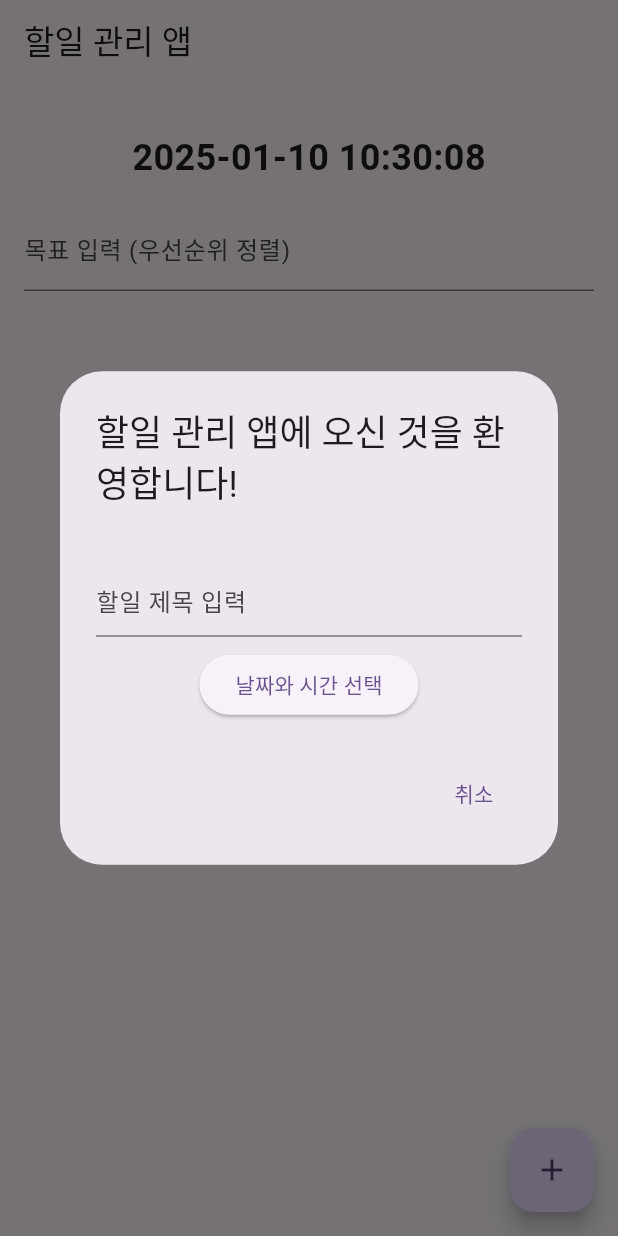
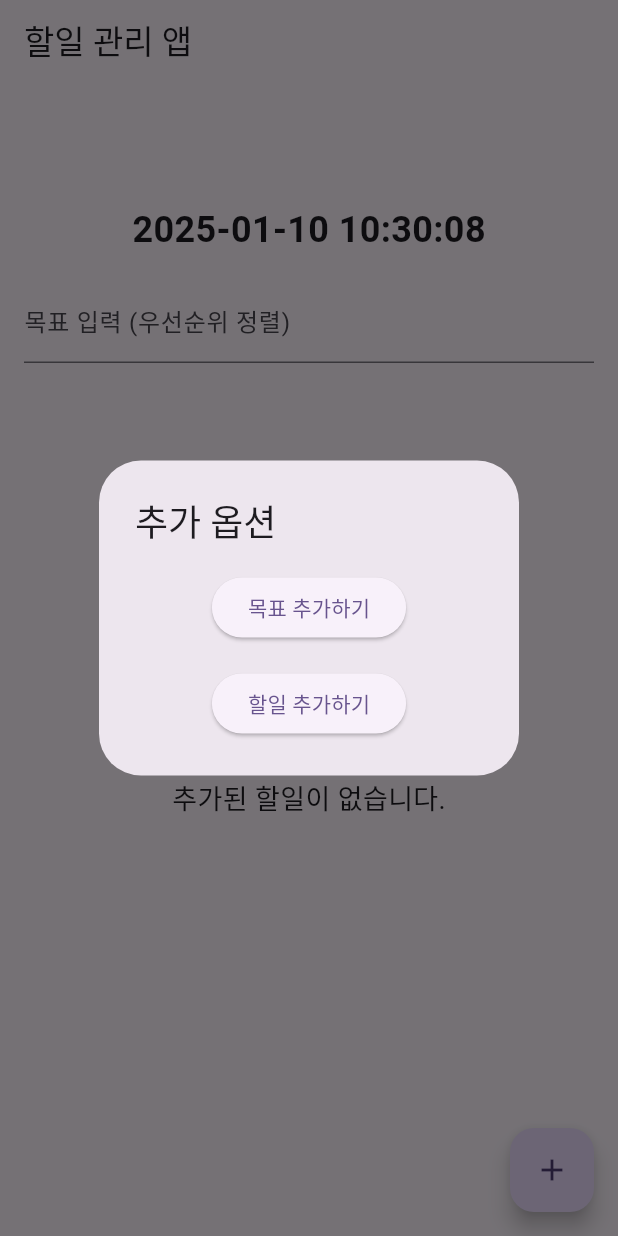
Before and after one commit to Hwanji2/To-do-Sorted-list, a Flutter app: the screen it shows after launch, after a tap on the "add" icon, on a phone screen of 412 x 824 dp. Run offline on Flutter 3.47's test engine with Material 3 defaults, Android fonts, the phone set to English and light mode, and no system bars; our stand-ins replace flutter_local_notifications, shared_preferences, timezone.

Commit message:
Merge branch 'main' of https://github.com/Hwanji2/AI-Manager-App---Isang

```diff
--- a/Isang App/lib/main.dart
+++ b/Isang App/lib/main.dart
@@ -63,8 +63,10 @@ class MyHomePage extends StatefulWidget {
 
 class _MyHomePageState extends State<MyHomePage> {
   TextEditingController taskTitleController = TextEditingController();
+  TextEditingController goalController = TextEditingController();
   String goal = "";
   final List<Todo> _todoList = [];
+  final List<String> _goals = [];
   final FlutterLocalNotificationsPlugin _notificationsPlugin =
   FlutterLocalNotificationsPlugin();
   String animatedText = "";
@@ -121,28 +123,33 @@ class _MyHomePageState extends State<MyHomePage> {
   Future<void> _loadDataFromDB() async {
     final prefs = await SharedPreferences.getInstance();
     final todoData = prefs.getString('todoList');
-    final savedGoal = prefs.getString('goal') ?? "";
+    final goalData = prefs.getStringList('goals') ?? [];
+    setState(() {
+      _goals.clear();
+      _goals.addAll(goalData);
+    });
     if (todoData != null) {
       final List<dynamic> jsonData = jsonDecode(todoData);
       setState(() {
         _todoList.clear();
         _todoList.addAll(jsonData.map((item) => Todo.fromJson(item)).toList());
-        goal = savedGoal;
       });
     }
   }
 
   Future<void> _saveDataToDB() async {
     final prefs = await SharedPreferences.getInstance();
-    final todoData = jsonEncode(_todoList.map((todo) => todo.toJson()).toList());
+    final todoData =
+    jsonEncode(_todoList.map((todo) => todo.toJson()).toList());
     await prefs.setString('todoList', todoData);
-    await prefs.setString('goal', goal);
+    await prefs.setStringList('goals', _goals);
   }
 
   void _startCurrentTimeUpdate() {
     _timer = Timer.periodic(const Duration(seconds: 1), (timer) {
       setState(() {
-        currentTime = DateFormat('yyyy-MM-dd HH:mm:ss').format(DateTime.now());
+        currentTime =
+            DateFormat('yyyy-MM-dd HH:mm:ss').format(DateTime.now());
       });
     });
   }
@@ -186,7 +193,7 @@ class _MyHomePageState extends State<MyHomePage> {
     await _notificationsPlugin.show(0, title, body, platformDetails);
   }
 
-  void _removeTodo(int index) {
+  void _removeTodoAt(int index) {
     setState(() {
       _todoList.removeAt(index);
       _saveDataToDB();
@@ -207,133 +214,39 @@ class _MyHomePageState extends State<MyHomePage> {
     });
   }
 
-  void _startInputTypingAnimation(String message) {
-    int index = 0;
-    Timer.periodic(const Duration(milliseconds: 100), (timer) {
-      if (index < message.length) {
-        setState(() {
-          inputAnimatedText += message[index];
-        });
-        index++;
-      } else {
-        timer.cancel();
-      }
-    });
-  }
-
-  List<String> _getPriorityList() {
-    List<Todo> sortedList = _sortTodosByPriority();
-    return sortedList.map((todo) => todo.title).toList();
-  }
-
-  List<Todo> _sortTodosByPriority() {
-    List<Todo> sortedList = List.from(_todoList);
-    sortedList.sort((a, b) {
-      if (a.title.contains(goal) && !b.title.contains(goal)) {
-        return -1;
-      } else if (!a.title.contains(goal) && b.title.contains(goal)) {
-        return 1;
-      } else {
-        return a.time.compareTo(b.time);
-      }
-    });
-    return sortedList;
-  }
-
-  String _formatRemainingTime(DateTime time) {
-    final now = DateTime.now();
-    final difference = time.difference(now);
-    if (difference.isNegative) {
-      return "기한이 지났습니다";
-    } else {
-      return "${difference.inDays}일 ${difference.inHours % 24}시간 ${difference.inMinutes % 60}분 ${difference.inSeconds % 60}초 남음";
-    }
-  }
-
-  @override
-  Widget build(BuildContext context) {
-    List<String> priorityList = _getPriorityList();
-    return Scaffold(
-      appBar: AppBar(
-        title: Text(widget.title),
-      ),
-      body: Padding(
-        padding: const EdgeInsets.all(16.0),
-        child: Column(
-          children: [
-            Row(
-              children: priorityList
-                  .map((title) => Row(
-                children: [
-                  Text(title, style: const TextStyle(fontWeight: FontWeight.bold)),
-                  const Icon(Icons.chevron_right),
-                ],
-              ))
-                  .toList(),
+  void _showAddGoalDialog() {
+    goalController.clear();
+    showDialog(
+      context: context,
+      builder: (context) {
+        return AlertDialog(
+          title: const Text('목표 추가하기'),
+          content: TextField(
+            controller: goalController,
+            decoration: const InputDecoration(
+              hintText: '목표 내용 입력',
             ),
-            const SizedBox(height: 16),
-            Text(
-              currentTime,
-              style: const TextStyle(fontSize: 24, fontWeight: FontWeight.bold),
+          ),
+          actions: [
+            TextButton(
+              onPressed: () {
+                Navigator.of(context).pop();
+              },
+              child: const Text('취소'),
             ),
-            const SizedBox(height: 16),
-            TextField(
-              onChanged: (value) {
+            TextButton(
+              onPressed: () {
                 setState(() {
-                  goal = value;
+                  _goals.add(goalController.text);
+                  _saveDataToDB();
                 });
+                Navigator.of(context).pop();
               },
-              decoration: const InputDecoration(
-                labelText: '목표 입력 (우선순위 정렬)',
-              ),
-            ),
-            const SizedBox(height: 16),
-            Expanded(
-              child: _todoList.isEmpty
-                  ? const Center(
-                child: Text(
-                  '추가된 할일이 없습니다.',
-                  style: TextStyle(fontSize: 18),
-                ),
-              )
-                  : ListView.builder(
-                itemCount: _sortTodosByPriority().length,
-                itemBuilder: (context, index) {
-                  final todo = _sortTodosByPriority()[index];
-                  return ListTile(
-                    leading: Checkbox(
-                      value: todo.completed,
-                      onChanged: (value) {
-                        setState(() {
-                          todo.completed = value ?? false;
-                          if (todo.completed) {
-                            _removeTodo(index);
-                          }
-                        });
-                      },
-                    ),
-                    title: Text(todo.title,
-                        style: const TextStyle(
-                            fontWeight: FontWeight.bold)),
-                    subtitle: Column(
-                      crossAxisAlignment: CrossAxisAlignment.start,
-                      children: [
-                        Text(DateFormat('yyyy-MM-dd HH:mm:ss')
-                            .format(todo.time)),
-                        Text(_formatRemainingTime(todo.time)),
-                      ],
-                    ),
-                  );
-                },
-              ),
+              child: const Text('추가'),
             ),
           ],
-        ),
-      ),
-      floatingActionButton: FloatingActionButton(
-        onPressed: _showAddTodoDialog,
-        child: const Icon(Icons.add),
-      ),
+        );
+      },
     );
   }
 
@@ -409,6 +322,219 @@ class _MyHomePageState extends State<MyHomePage> {
     );
   }
 
+  void _showAddOptionDialog() {
+    showDialog(
+      context: context,
+      builder: (context) {
+        return AlertDialog(
+          title: const Text('추가 옵션'),
+          content: Column(
+            mainAxisSize: MainAxisSize.min,
+            children: [
+              ElevatedButton(
+                onPressed: () {
+                  Navigator.of(context).pop();
+                  _showAddGoalDialog();
+                },
+                child: const Text('목표 추가하기'),
+              ),
+              const SizedBox(height: 16),
+              ElevatedButton(
+                onPressed: () {
+                  Navigator.of(context).pop();
+                  _showAddTodoDialog();
+                },
+                child: const Text('할일 추가하기'),
+              ),
+            ],
+          ),
+        );
+      },
+    );
+  }
+
+  List<String> _getPriorityList() {
+    List<Todo> sortedList = _sortTodosByPriority();
+    return sortedList.map((todo) => todo.title).toList();
+  }
+
+  List<Todo> _sortTodosByPriority() {
+    List<Todo> sortedList = List.from(_todoList);
+    sortedList.sort((a, b) {
+      if (a.title.contains(goal) && !b.title.contains(goal)) {
+        return -1;
+      } else if (!a.title.contains(goal) && b.title.contains(goal)) {
+        return 1;
+      } else {
+        return a.time.compareTo(b.time);
+      }
+    });
+    return sortedList;
+  }
+
+  String _formatRemainingTime(DateTime time) {
+    final now = DateTime.now();
+    final difference = time.difference(now);
+    if (difference.isNegative) {
+      return "기한이 지났습니다";
+    } else {
+      return "${difference.inDays}일 ${difference.inHours % 24}시간 ${difference.inMinutes % 60}분 ${difference.inSeconds % 60}초 남음";
+    }
+  }
+
+  void _startInputTypingAnimation(String message) {
+    int index = 0;
+    inputAnimatedText = ""; // Reset the animated text
+    Timer.periodic(const Duration(milliseconds: 100), (timer) {
+      if (index < message.length) {
+        setState(() {
+          inputAnimatedText += message[index];
+        });
+        index++;
+      } else {
+        timer.cancel();
+      }
+    });
+  }
+
+  @override
+  Widget build(BuildContext context) {
+    List<String> priorityList = _getPriorityList();
+    return Scaffold(
+      appBar: AppBar(
+        title: Text(widget.title),
+        bottom: PreferredSize(
+          preferredSize: const Size.fromHeight(48.0),
+          child: SingleChildScrollView(
+            scrollDirection: Axis.horizontal,
+            child: Row(
+              children: _goals
+                  .asMap()
+                  .entries
+                  .map((entry) {
+                int index = entry.key;
+                String goalItem = entry.value;
+                return Padding(
+                  padding: const EdgeInsets.symmetric(horizontal: 8.0),
+                  child: Row(
+                    mainAxisSize: MainAxisSize.min,
+                    children: [
+                      Checkbox(
+                        value: false,
+                        onChanged: (value) {
+                          if (value == true) {
+                            setState(() {
+                              _goals.removeAt(index);
+                              _saveDataToDB();
+                            });
+                          }
+                        },
+                      ),
+                      ActionChip(
+                        label: Text(goalItem),
+                        onPressed: () {
+                          setState(() {
+                            goal = goalItem;
+                          });
+                        },
+                      ),
+                    ],
+                  ),
+                );
+              })
+                  .toList(),
+            ),
+          ),
+        ),
+      ),
+      body: Padding(
+        padding: const EdgeInsets.all(16.0),
+        child: Column(
+          children: [
+            Row(
+              children: priorityList
+                  .map((title) => Row(
+                children: [
+                  Text(title,
+                      style:
+                      const TextStyle(fontWeight: FontWeight.bold)),
+                  const Icon(Icons.chevron_right),
+                ],
+              ))
+                  .toList(),
+            ),
+            const SizedBox(height: 16),
+            Text(
+              currentTime,
+              style: const TextStyle(fontSize: 24, fontWeight: FontWeight.bold),
+            ),
+            const SizedBox(height: 16),
+            TextField(
+              onChanged: (value) {
+                setState(() {
+                  goal = value;
+                });
+              },
+              decoration: const InputDecoration(
+                labelText: '목표 입력 (우선순위 정렬)',
+              ),
+            ),
+            const SizedBox(height: 16),
+            Expanded(
+              child: _todoList.isEmpty
+                  ? const Center(
+                child: Text(
+                  '추가된 할일이 없습니다.',
+                  style: TextStyle(fontSize: 18),
+                ),
+              )
+                  : ListView.builder(
+                itemCount: _sortTodosByPriority().length,
+                itemBuilder: (context, index) {
+                  final todo = _sortTodosByPriority()[index];
+                  return ListTile(
+                    leading: Checkbox(
+                      value: todo.completed,
+                      onChanged: (value) {
+                        setState(() {
+                          todo.completed = value ?? false;
+                          if (todo.completed) {
+                            _removeTodoAt(index);
+                          }
+                        });
+                      },
+                    ),
+                    title: Text(todo.title,
+                        style: const TextStyle(
+                            fontWeight: FontWeight.bold)),
+                    subtitle: Column(
+                      crossAxisAlignment: CrossAxisAlignment.start,
+                      children: [
+                        Text(DateFormat('yyyy-MM-dd HH:mm:ss')
+                            .format(todo.time)),
+                        Text(_formatRemainingTime(todo.time)),
+                      ],
+                    ),
+                    trailing: IconButton(
+                      icon: const Icon(Icons.close),
+                      onPressed: () {
+                        _removeTodoAt(index);
+                      },
+                    ),
+                  );
+                },
+              ),
+            ),
+          ],
+        ),
+      ),
+      floatingActionButton: FloatingActionButton(
+        onPressed: _showAddOptionDialog,
+        child: const Icon(Icons.add),
+      ),
+    );
+  }
+
   @override
   void dispose() {
     _timer.cancel();
```
